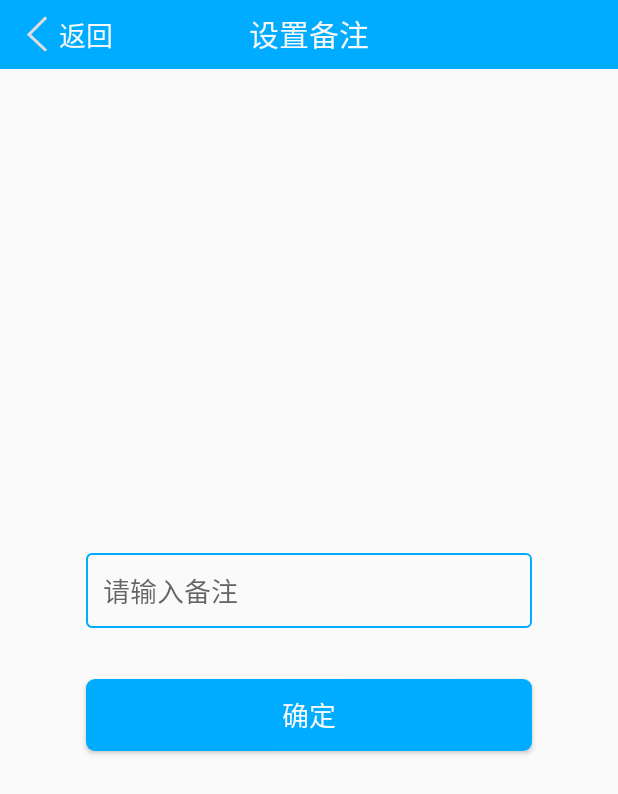
After one commit to liujinrui94/MHXapp, an Android app: the RemarkActivity screen opened directly, with no data from a screen before it, on a phone screen of 412 x 824 dp. The commit adds this screen. Shown: the top 794 px of the screen. Run offline under Robolectric (Android 15) with nearby library versions, the phone set to English and light mode, and no system bars; our stand-ins replace data binding; libraries missing offline, so code that uses them is left out: com.alibaba.android, com.lzy.okhttputils; 5 statements that could not run were skipped.

Commit message:
备注处理完成

```diff
--- a/app/src/main/java/com/ljr/hxapp/dao/DemoHelper.java
+++ b/app/src/main/java/com/ljr/hxapp/dao/DemoHelper.java
@@ -1308,11 +1308,12 @@ public class DemoHelper {
 
                     String userName = message.getStringAttribute("userName", "");
                     String userPic = message.getStringAttribute("userPic", "");
+                    String userId = message.getStringAttribute("userId", "");
                     String hxIdFrom = message.getFrom();
                     EaseUser easeUser = new EaseUser(hxIdFrom);
                     easeUser.setAvatar(userPic);
-                    easeUser.setNick(userName);
-
+                    easeUser.setNickname(userName);
+                    easeUser.setUserId(userId);
                     // 存入内存
                     getContactList();
                     contactList.put(hxIdFrom, easeUser);
--- a/app/src/main/java/com/ljr/hxapp/dao/UserDao.java
+++ b/app/src/main/java/com/ljr/hxapp/dao/UserDao.java
@@ -34,7 +34,7 @@ public class UserDao {
 	public static final String ROBOT_COLUMN_NAME_ID = "username";
 	public static final String ROBOT_COLUMN_NAME_NICK = "nick";
 	public static final String ROBOT_COLUMN_NAME_AVATAR = "avatar";
-
+	public static final String USER_ID = "userId";
 
 	public UserDao(Context context) {
 	}
--- a/app/src/main/java/com/ljr/hxapp/rsa/encryption/utils/ContextHolder.java
+++ b/app/src/main/java/com/ljr/hxapp/rsa/encryption/utils/ContextHolder.java
@@ -4,10 +4,6 @@ import android.app.Application;
 import android.content.Context;
 
 /**
- * Author: TinhoXu
- * E-mail: xth@erongdu.com
- * Date: 2016/11/11 16:46
- * <p/>
  * Description: application_context 工具类
  */
 public class ContextHolder {
--- a/app/src/main/java/com/ljr/hxapp/ui/activity/MChatActivity.java
+++ b/app/src/main/java/com/ljr/hxapp/ui/activity/MChatActivity.java
@@ -15,6 +15,7 @@ import com.ljr.hxapp.R;
 import com.ljr.hxapp.base.EaseBaseActivity;
 import com.ljr.hxapp.utils.PermissionsManager;
 import com.ljr.hxapp.utils.PermissionsResultAction;
+import com.lzy.okhttputils.OkHttpUtils;
 
 public class MChatActivity extends EaseBaseActivity {
 
@@ -48,7 +49,6 @@ public class MChatActivity extends EaseBaseActivity {
                 @Override
                 public void onSuccess() {
                     chatFragment.onResume();
-//                startActivity(new Intent(ChatActivity.this, ChatActivity.class).putExtra(EaseConstant.EXTRA_USER_ID, userAccount.getGroupId()));
                 }
 
                 @Override
--- /dev/null
+++ b/app/src/main/java/com/ljr/hxapp/ui/activity/RemarkActivity.java
@@ -0,0 +1,37 @@
+package com.ljr.hxapp.ui.activity;
+
+import android.app.Activity;
+import android.content.Intent;
+import android.databinding.DataBindingUtil;
+import android.os.Bundle;
+import android.support.annotation.Nullable;
+
+import com.ljr.hxapp.R;
+import com.ljr.hxapp.base.BaseActivity;
+import com.ljr.hxapp.databinding.ActivityRemarkBinding;
+import com.ljr.hxapp.viewControl.RemarkCtrl;
+
+/**
+ * @author:liujinrui
+ * @Date:2019/1/28
+ * @Description:
+ */
+public class RemarkActivity extends BaseActivity {
+
+    private ActivityRemarkBinding binding;
+
+    public static void RemarkActivity(Activity activity, String userId, String groupId) {
+        Intent intent = new Intent(activity, RemarkActivity.class);
+        intent.putExtra("userId", userId);
+        intent.putExtra("groupId", groupId);
+        activity.startActivity(intent);
+    }
+
+    @Override
+    protected void onCreate(@Nullable Bundle savedInstanceState) {
+        super.onCreate(savedInstanceState);
+        binding = DataBindingUtil.setContentView(this, R.layout.activity_remark);
+        binding.setViewCtrl(new RemarkCtrl(binding,getIntent().getStringExtra("userId"),getIntent().getStringExtra("groupId")));
+
+    }
+}
--- /dev/null
+++ b/app/src/main/java/com/ljr/hxapp/viewControl/RemarkCtrl.java
@@ -0,0 +1,147 @@
+package com.ljr.hxapp.viewControl;
+
+import android.text.TextUtils;
+import android.util.Log;
+import android.view.View;
+
+import com.ljr.hxapp.bean.MResponse;
+import com.ljr.hxapp.databinding.ActivityRemarkBinding;
+import com.ljr.hxapp.network.NetworkUtil;
+import com.ljr.hxapp.network.RDClient;
+import com.ljr.hxapp.network.api.UserService;
+import com.ljr.hxapp.network.interceptor.HttpLoggingInterceptor;
+import com.ljr.hxapp.utils.AppLogger;
+import com.ljr.hxapp.utils.GsonUtil;
+import com.ljr.hxapp.utils.ToastUtil;
+import com.ljr.hxapp.utils.Util;
+import com.ljr.hxapp.viewModel.RemarkVM;
+import com.lzy.okhttputils.OkHttpUtils;
+import com.lzy.okhttputils.callback.StringCallback;
+import com.lzy.okhttputils.model.HttpHeaders;
+import com.lzy.okhttputils.model.HttpParams;
+
+import java.io.IOException;
+import java.lang.reflect.Field;
+import java.util.HashMap;
+import java.util.Map;
+import java.util.concurrent.TimeUnit;
+
+import okhttp3.Callback;
+import okhttp3.FormBody;
+import okhttp3.MediaType;
+import okhttp3.OkHttpClient;
+import okhttp3.Request;
+import okhttp3.RequestBody;
+import okhttp3.Response;
+import okio.BufferedSink;
+import retrofit2.Call;
+import retrofit2.Retrofit;
+
+/**
+ * @author:liujinrui
+ * @Date:2019/1/28
+ * @Description:
+ */
+public class RemarkCtrl {
+    private ActivityRemarkBinding binding;
+    private RemarkVM remarkVM;
+
+    public RemarkCtrl(ActivityRemarkBinding binding, String userId, String groupId) {
+        this.binding = binding;
+        remarkVM = new RemarkVM();
+        remarkVM.setUserId(userId);
+        remarkVM.setGroupId(groupId);
+    }
+
+
+    public void goBack(View view) {
+        Util.getActivity(view).finish();
+    }
+
+
+    public void submit(final View view) {
+        if (TextUtils.isEmpty(remarkVM.getRemark())) {
+            ToastUtil.showLongToast("不可为空");
+            return;
+        }
+        if (TextUtils.isEmpty(remarkVM.getUserId())){
+            ToastUtil.showLongToast("当前不允许修改");
+            return;
+        }
+        new Thread(new Runnable() {
+            @Override
+            public void run() {
+                MediaType mediaType = MediaType.parse("application/json");
+                String requestBody = GsonUtil.BeanToJson(remarkVM);
+                Request request = new Request.Builder()
+                        .url("http://imtx.lmuze.xyz/changeUserGroupRemark")
+                        .post(RequestBody.create(mediaType, requestBody))
+                        .build();
+                OkHttpClient okHttpClient = new OkHttpClient();
+                okHttpClient.newCall(request).enqueue(new Callback() {
+                    @Override
+                    public void onFailure(okhttp3.Call call, IOException e) {
+                    }
+
+                    @Override
+                    public void onResponse(okhttp3.Call call, Response response) throws IOException {
+                        final MResponse mResponse = GsonUtil.GsonToBean(response.body().string(), MResponse.class);
+                        Util.getActivity(view).runOnUiThread(new Runnable() {
+                            @Override
+                            public void run() {
+                                ToastUtil.showLongToast(mResponse.getMessage());
+                                if (mResponse.getCode() == 200) {
+                                    Util.getActivity(view).finish();
+                                }
+                            }
+                        });
+
+                    }
+                });
+            }
+        }).start();
+
+
+    }
+
+    public static <T> HttpParams BeanToParams(T bean) {
+        HttpParams httpParams = new HttpParams();
+        //判断是否为空bean，如果是直接返回
+        if (bean == null) {
+            return httpParams;
+        }
+        //获取类的class
+        Class cls = bean.getClass();
+
+        Field[] fields = cls.getDeclaredFields();//获取所有字段
+        for (int i = 0; i < fields.length; i++) {
+            String fieldName = fields[i].getName();//获取所有字段名称
+            Object filedValue = null;
+            try {
+                int typeInt = fields[i].getModifiers();//获取字段的类型
+
+                //获取字段的类型申明表，8静态，2私有，16final  =26，类型26为静态常量，不做处理如最终serialVersionUID
+                if (typeInt != 26) {
+                    fields[i].setAccessible(true);//设置访问权限
+                    filedValue = fields[i].get(bean);//获取所有字段的值
+
+                }
+            } catch (IllegalArgumentException e) {
+                e.printStackTrace();
+            } catch (IllegalAccessException e) {
+                e.printStackTrace();
+            }
+            if (filedValue != null && !TextUtils.equals(fieldName, "serialVersionUID")) {
+                httpParams.put(fieldName, filedValue.toString());
+            }
+
+        }
+        AppLogger.e("请求_内容", httpParams.toString());
+        return httpParams;
+
+    }
+
+    public RemarkVM getRemarkVM() {
+        return remarkVM;
+    }
+}
--- /dev/null
+++ b/app/src/main/java/com/ljr/hxapp/viewModel/RemarkVM.java
@@ -0,0 +1,43 @@
+package com.ljr.hxapp.viewModel;
+
+import android.databinding.BaseObservable;
+import android.databinding.Bindable;
+
+/**
+ * @author:liujinrui
+ * @Date:2019/1/28
+ * @Description:
+ */
+public class RemarkVM extends BaseObservable {
+
+    private String remark;
+
+    private String userId;
+
+    private String groupId;
+
+    @Bindable
+    public String getRemark() {
+        return remark;
+    }
+
+    public void setRemark(String remark) {
+        this.remark = remark;
+    }
+
+    public String getUserId() {
+        return userId;
+    }
+
+    public void setUserId(String userId) {
+        this.userId = userId;
+    }
+
+    public String getGroupId() {
+        return groupId;
+    }
+
+    public void setGroupId(String groupId) {
+        this.groupId = groupId;
+    }
+}
--- /dev/null
+++ b/app/src/main/res/drawable/btn_background_5.xml
@@ -0,0 +1,6 @@
+<?xml version="1.0" encoding="utf-8"?>
+<shape xmlns:android="http://schemas.android.com/apk/res/android"
+    android:shape="rectangle">
+    <solid android:color="@color/colorAccent" />
+    <corners android:radius="@dimen/dp_5" />
+</shape>
--- /dev/null
+++ b/app/src/main/res/drawable/et_bule_background.xml
@@ -0,0 +1,7 @@
+<shape xmlns:android="http://schemas.android.com/apk/res/android"
+    android:shape="rectangle">
+    <corners android:radius="@dimen/dp_3"></corners>
+    <stroke
+        android:width="@dimen/dp_1"
+        android:color="@color/colorAccent" />
+</shape>
--- /dev/null
+++ b/app/src/main/res/layout/activity_remark.xml
@@ -0,0 +1,92 @@
+<?xml version="1.0" encoding="utf-8"?>
+<layout xmlns:android="http://schemas.android.com/apk/res/android"
+    >
+
+    <data>
+        <import type="android.view.View" />
+        <variable
+            name="viewCtrl"
+            type="com.ljr.hxapp.viewControl.RemarkCtrl" />
+    </data>
+
+    <LinearLayout
+        android:layout_width="match_parent"
+        android:layout_height="match_parent"
+        android:orientation="vertical">
+
+        <LinearLayout
+            android:id="@+id/ll_title_bar"
+            android:layout_width="match_parent"
+            android:layout_height="@dimen/height_top_bar"
+            android:background="@color/top_bar_normal_bg"
+            android:orientation="horizontal">
+
+
+            <TextView
+                android:id="@+id/tv_title_bar"
+                android:layout_width="0dp"
+                android:layout_height="match_parent"
+                android:layout_weight="1"
+                android:drawableLeft="@drawable/ease_mm_title_back"
+                android:gravity="center_vertical"
+                android:onClick="@{viewCtrl.goBack}"
+                android:paddingLeft="10dp"
+                android:text="返回"
+                android:textColor="@color/btn_white_normal"
+                android:textSize="18sp" />
+
+            <TextView
+                android:layout_width="0dp"
+                android:layout_height="wrap_content"
+                android:layout_weight="1"
+                android:gravity="center_horizontal"
+                android:text="设置备注"
+                android:textColor="@color/btn_white_normal"
+                android:textSize="20sp" />
+
+            <TextView
+                android:layout_width="0dp"
+                android:layout_height="match_parent"
+                android:layout_weight="1"
+                android:gravity="center_vertical"
+                android:textSize="18sp" />
+        </LinearLayout>
+
+
+        <LinearLayout
+            android:layout_width="match_parent"
+            android:layout_height="match_parent"
+            android:gravity="center_vertical"
+            android:orientation="vertical">
+
+            <EditText
+                android:layout_width="match_parent"
+                android:background="@drawable/et_bule_background"
+                android:layout_height="wrap_content"
+                android:layout_marginLeft="@dimen/dp_50"
+                android:layout_marginBottom="@dimen/dp_30"
+                android:hint="请输入备注"
+                android:text="@={viewCtrl.remarkVM.remark}"
+                android:padding="@dimen/dp_10"
+                android:layout_marginRight="@dimen/dp_50"
+                android:layout_gravity="center_horizontal" />
+
+
+            <Button
+                android:layout_width="match_parent"
+                android:layout_height="wrap_content"
+                android:layout_gravity="center_horizontal"
+                android:layout_marginLeft="@dimen/dp_50"
+                android:layout_marginRight="@dimen/dp_50"
+                android:background="@drawable/btn_background_5"
+                android:onClick="@{viewCtrl.submit}"
+                android:text="确定"
+                android:textColor="@color/btn_white_normal"
+                android:textSize="18sp" />
+
+        </LinearLayout>
+
+
+    </LinearLayout>
+
+</layout>
```
Also changed, not shown: app/src/main/AndroidManifest.xml (+17 -8 lines), app/src/main/java/com/ljr/hxapp/base/BaseCtrl.java (added, +16 -0 lines), app/src/main/java/com/ljr/hxapp/bean/MResponse.java (added, +28 -0 lines), app/src/main/java/com/ljr/hxapp/bean/UserAccount.java (+17 -21 lines), app/src/main/java/com/ljr/hxapp/ui/fragment/MEaseChatFragment.java (+13 -4 lines), app/src/main/java/com/ljr/hxapp/utils/Util.java (added, +166 -0 lines), easeui/src/main/java/com/hyphenate/easeui/domain/EaseUser.java (+10 -0 lines).
